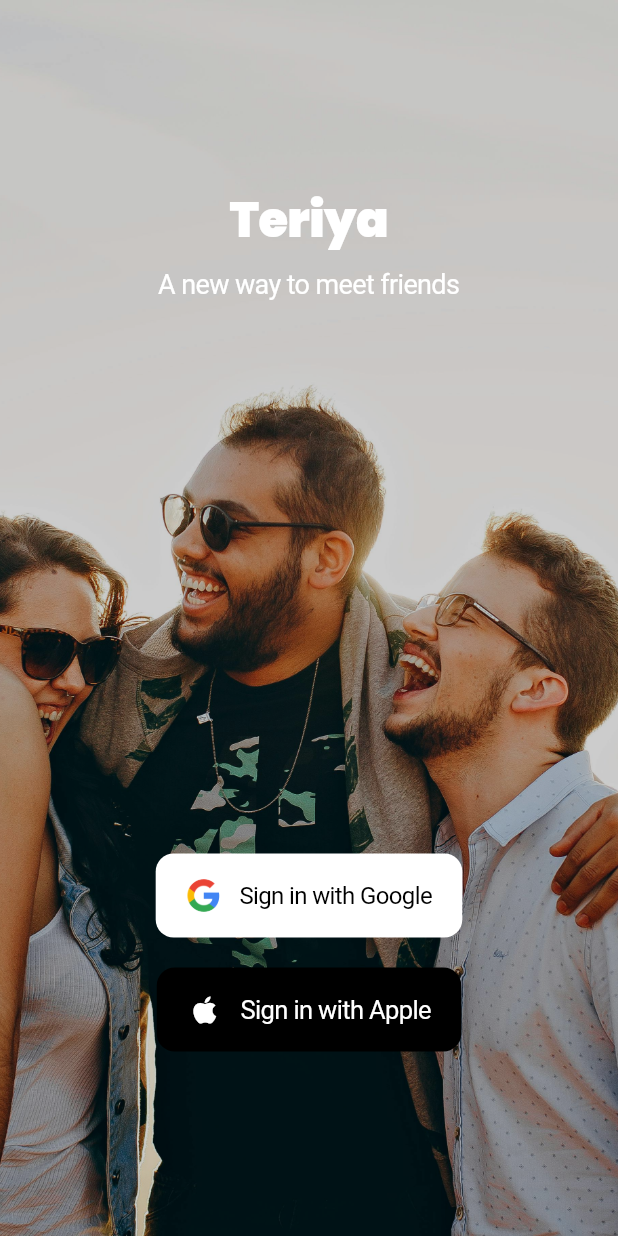
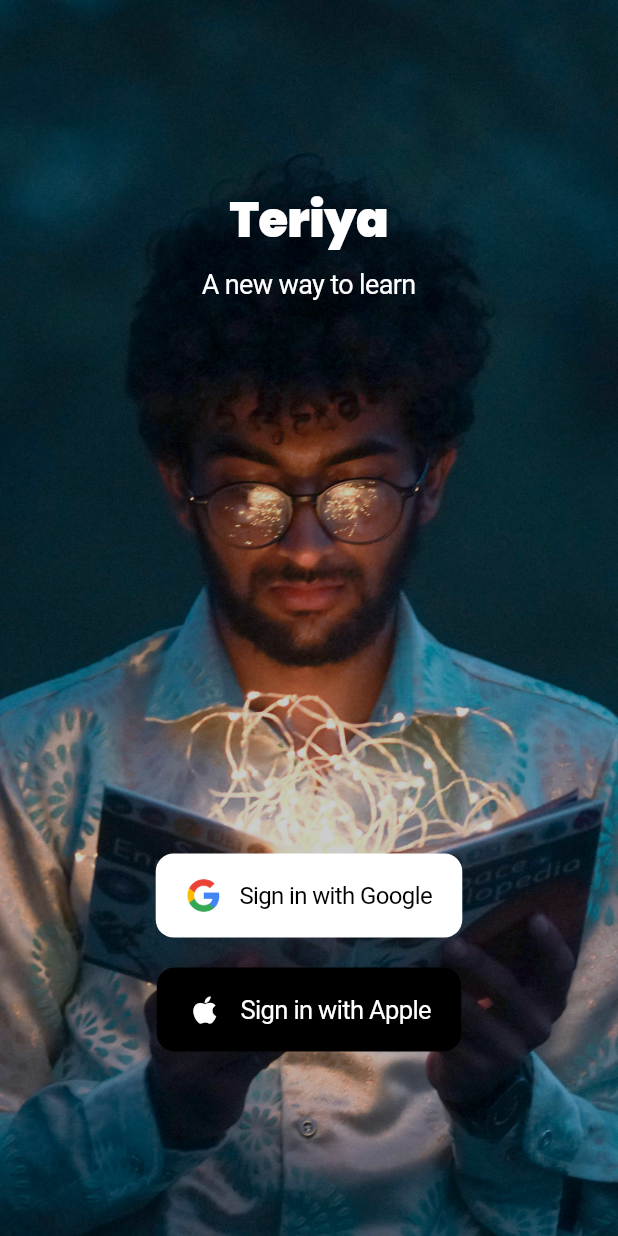
Before and after one commit to oza75/teriya, a Flutter app: the screen it shows after launch, on a phone screen of 412 x 824 dp. Run offline on Flutter 3.47's test engine with Material 3 defaults, Android fonts, the phone set to English and light mode, and no system bars; our stand-ins replace go_router, google_sign_in; accounts and stored records are empty.

```diff
--- a/lib/pages/welcome.dart
+++ b/lib/pages/welcome.dart
@@ -1,6 +1,9 @@
-import 'package:Teriya/components/image_animation.dart';
+import '../components/image_animation.dart';
 import 'package:flutter/cupertino.dart';
 import 'package:flutter/material.dart';
+import 'package:provider/provider.dart';
+
+import '../services/auth/auth_service_abstract.dart';
 
 class TeriyaWelcomeScreen extends StatefulWidget {
   const TeriyaWelcomeScreen({super.key});
@@ -12,6 +15,8 @@ class TeriyaWelcomeScreen extends StatefulWidget {
 class TeriyaWelcomeScreenState extends State<TeriyaWelcomeScreen> {
   @override
   Widget build(BuildContext context) {
+    final authService = Provider.of<AuthServiceAbstract>(context);
+
     return CupertinoPageScaffold(
       backgroundColor: CupertinoColors.systemBackground,
       child: Stack(
@@ -19,10 +24,9 @@ class TeriyaWelcomeScreenState extends State<TeriyaWelcomeScreen> {
         children: <Widget>[
           const Positioned.fill(
             child: ImageFadeAnimation(imageList: [
-              'assets/images/welcome_screen/pexels-smiling-friends.jpg',
-              'assets/images/welcome_screen/pexels-smiling_facing_cam.jpg',
-              'assets/images/welcome_screen/pexels-friends-hand-clapping.jpg',
-              'assets/images/welcome_screen/pexels-friends-hand-upside.jpg',
+              'assets/images/welcome_screen/pexels-mkvisuals-2781195.jpg',
+              'assets/images/welcome_screen/pexels-polina-zimmerman-3747462.jpg',
+              'assets/images/welcome_screen/pexels-tatianasyrikova-3975590.jpg',
             ]),
           ),
           Column(
@@ -40,7 +44,7 @@ class TeriyaWelcomeScreenState extends State<TeriyaWelcomeScreen> {
               ),
               const SizedBox(height: 8),
               const Text(
-                'A new way to meet friends',
+                'A new way to learn',
                 style: TextStyle(
                   fontSize: 18,
                   color: CupertinoColors.white,
@@ -66,7 +70,7 @@ class TeriyaWelcomeScreenState extends State<TeriyaWelcomeScreen> {
                   ],
                 ),
                 onPressed: () {
-                  // Placeholder for future OAuth logic
+                  authService.signInWithGoogle();
                 },
               ),
               const SizedBox(height: 20),
--- a/pubspec.yaml
+++ b/pubspec.yaml
@@ -37,6 +37,7 @@ dependencies:
   cupertino_icons: ^1.0.6
   go_router: 14.1.4
   provider: ^6.1.2
+  google_sign_in: ^6.2.1
 
 dev_dependencies:
   flutter_test:
```
Also changed, not shown: lib/services/auth/auth_service.dart (+9 -2 lines), assets/images/logos/logo_teriya.png, assets/images/welcome_screen/pexels-friends-hand-clapping.jpg (deleted), assets/images/welcome_screen/pexels-friends-hand-upside.jpg (deleted), assets/images/welcome_screen/pexels-mkvisuals-2781195.jpg (added), assets/images/welcome_screen/pexels-polina-zimmerman-3747462.jpg (added), assets/images/welcome_screen/pexels-smiling-friends.jpg (deleted), assets/images/welcome_screen/pexels-smiling_facing_cam.jpg (deleted), assets/images/welcome_screen/pexels-tatianasyrikova-3975590.jpg (added), pubspec.lock, 49 other files.
